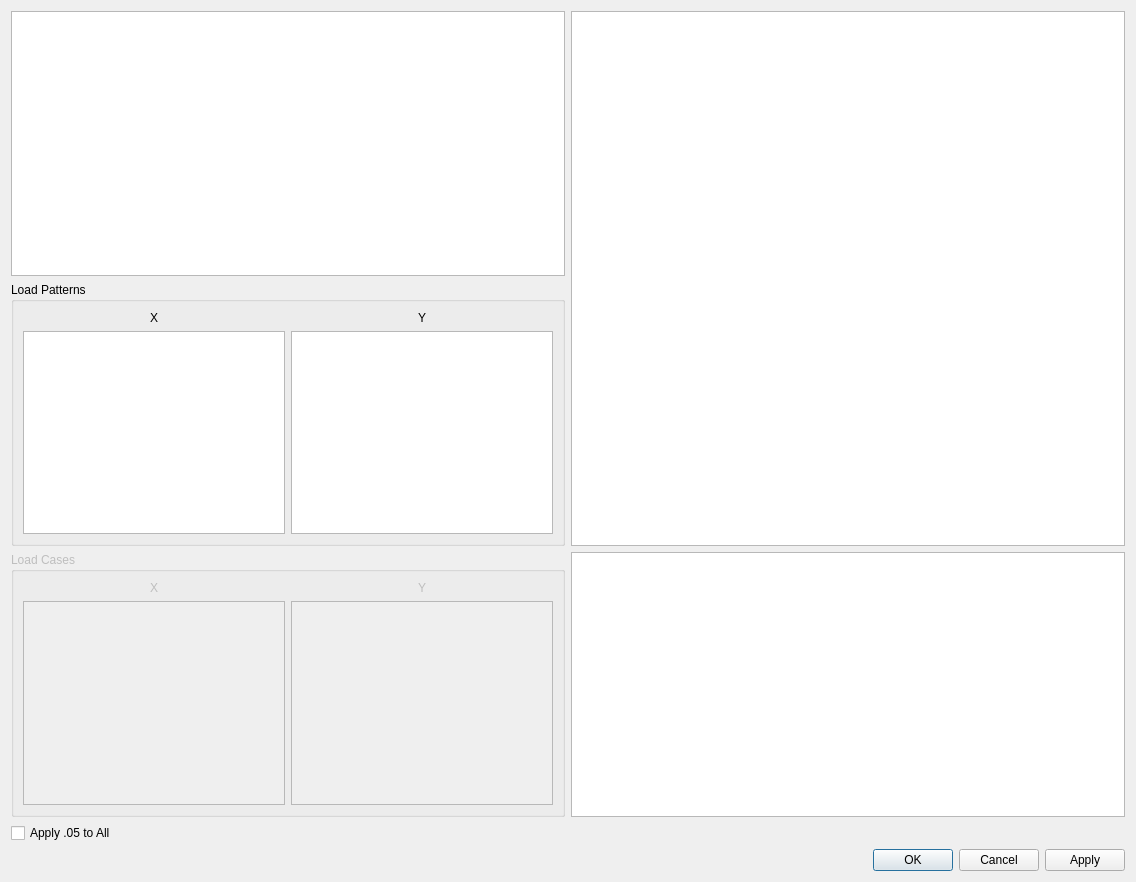
Above: applications/cfactor/widgets/aj_correction.ui from ebrahimraeyat/civilTools before the change. Below: the same form after it.
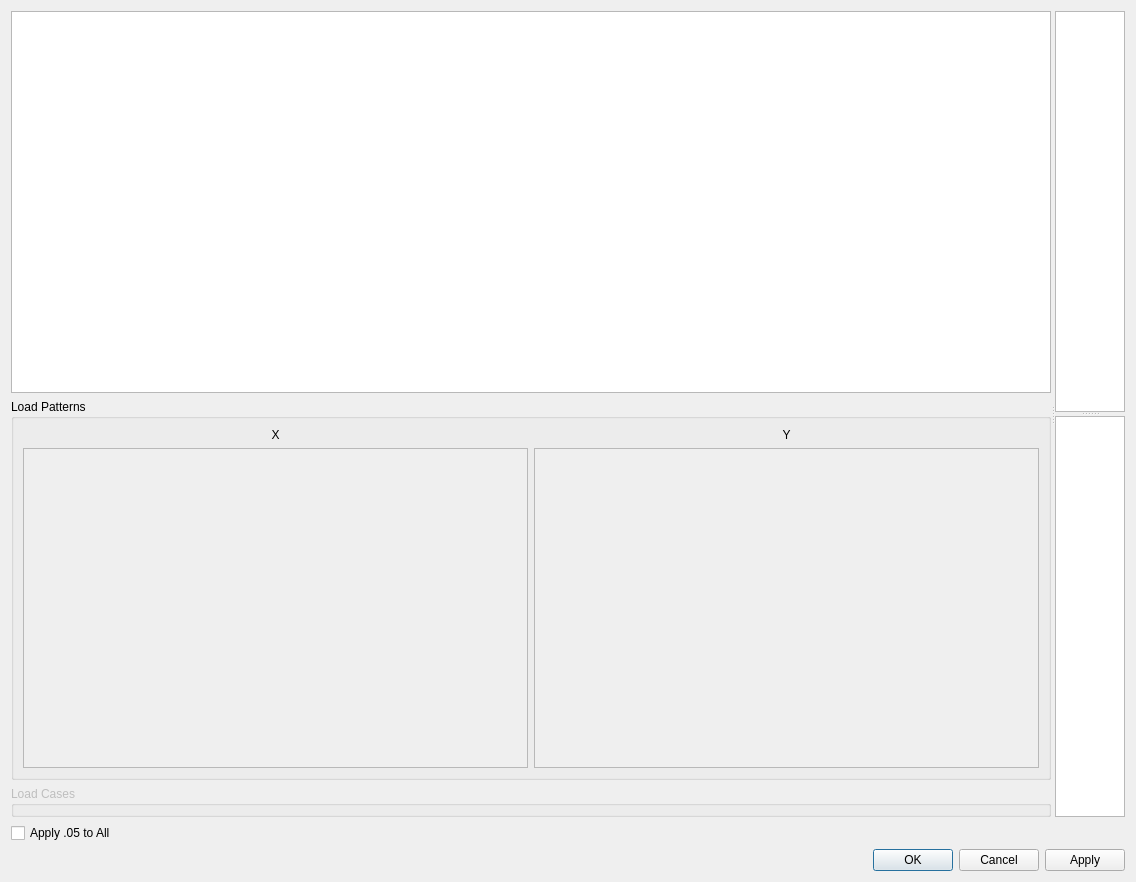
That is the form after the change.

Patch:
```diff
--- a/applications/cfactor/widgets/aj_correction.ui
+++ b/applications/cfactor/widgets/aj_correction.ui
@@ -13,10 +13,25 @@
   <property name="windowTitle">
    <string>Aj Correction</string>
   </property>
+  <layout class="QVBoxLayout" name="verticalLayout_2">
+   <item>
+    <widget class="QSplitter" name="splitter_2">
+     <property name="orientation">
+      <enum>Qt::Horizontal</enum>
+     </property>
+     <widget class="QWidget" name="">
   <layout class="QVBoxLayout" name="verticalLayout">
    <item>
-    <layout class="QGridLayout" name="gridLayout_3">
-     <item row="1" column="0">
+        <widget class="QTableView" name="story_xy_length">
+         <property name="sizeAdjustPolicy">
+          <enum>QAbstractScrollArea::AdjustToContents</enum>
+         </property>
+         <property name="alternatingRowColors">
+          <bool>true</bool>
+         </property>
+        </widget>
+       </item>
+       <item>
       <widget class="QGroupBox" name="groupBox">
        <property name="title">
         <string>Load Patterns</string>
@@ -37,6 +52,9 @@
         </item>
         <item row="1" column="1">
          <widget class="QListWidget" name="x_load_pattern_list">
+            <property name="enabled">
+             <bool>false</bool>
+            </property>
           <property name="sortingEnabled">
            <bool>true</bool>
           </property>
@@ -54,6 +72,9 @@
         </item>
         <item row="1" column="2">
          <widget class="QListWidget" name="y_load_pattern_list">
+            <property name="enabled">
+             <bool>false</bool>
+            </property>
           <property name="sortingEnabled">
            <bool>true</bool>
           </property>
@@ -62,7 +83,7 @@
        </layout>
       </widget>
      </item>
-     <item row="2" column="0">
+       <item>
       <widget class="QGroupBox" name="groupBox_2">
        <property name="enabled">
         <bool>false</bool>
@@ -73,9 +94,15 @@
        <property name="flat">
         <bool>false</bool>
        </property>
-       <layout class="QGridLayout" name="gridLayout_2">
-        <item row="0" column="0">
          <widget class="QLabel" name="label_3">
+          <property name="geometry">
+           <rect>
+            <x>8</x>
+            <y>34</y>
+            <width>16</width>
+            <height>18</height>
+           </rect>
+          </property>
           <property name="text">
            <string>X</string>
           </property>
@@ -83,9 +110,15 @@
            <set>Qt::AlignCenter</set>
           </property>
          </widget>
-        </item>
-        <item row="0" column="1">
          <widget class="QLabel" name="label_4">
+          <property name="geometry">
+           <rect>
+            <x>270</x>
+            <y>34</y>
+            <width>16</width>
+            <height>18</height>
+           </rect>
+          </property>
           <property name="text">
            <string>Y</string>
           </property>
@@ -93,49 +126,52 @@
            <set>Qt::AlignCenter</set>
           </property>
          </widget>
-        </item>
-        <item row="1" column="1">
          <widget class="QListWidget" name="y_loadcase_list">
+          <property name="geometry">
+           <rect>
+            <x>270</x>
+            <y>58</y>
+            <width>256</width>
+            <height>192</height>
+           </rect>
+          </property>
           <property name="sortingEnabled">
            <bool>true</bool>
           </property>
          </widget>
-        </item>
-        <item row="1" column="0">
          <widget class="QListWidget" name="x_loadcase_list">
+          <property name="geometry">
+           <rect>
+            <x>8</x>
+            <y>58</y>
+            <width>256</width>
+            <height>192</height>
+           </rect>
+          </property>
           <property name="sortingEnabled">
            <bool>true</bool>
           </property>
          </widget>
+        </widget>
         </item>
        </layout>
       </widget>
-     </item>
-     <item row="0" column="0">
-      <widget class="QTableView" name="story_xy_length">
-       <property name="sizeAdjustPolicy">
-        <enum>QAbstractScrollArea::AdjustToContents</enum>
-       </property>
-       <property name="alternatingRowColors">
-        <bool>true</bool>
-       </property>
-      </widget>
-     </item>
-     <item row="0" column="1" rowspan="2">
+     <widget class="QSplitter" name="splitter">
+      <property name="orientation">
+       <enum>Qt::Vertical</enum>
+      </property>
       <widget class="QTableView" name="aj_table_view">
        <property name="sizeAdjustPolicy">
         <enum>QAbstractScrollArea::AdjustToContents</enum>
        </property>
       </widget>
-     </item>
-     <item row="2" column="1">
       <widget class="QTableView" name="aj_apply_table_view">
        <property name="sizeAdjustPolicy">
         <enum>QAbstractScrollArea::AdjustToContents</enum>
        </property>
       </widget>
-     </item>
-    </layout>
+     </widget>
+    </widget>
    </item>
    <item>
     <widget class="QCheckBox" name="checkBox">
```
Lines whose indentation alone changed are shown as unchanged.
